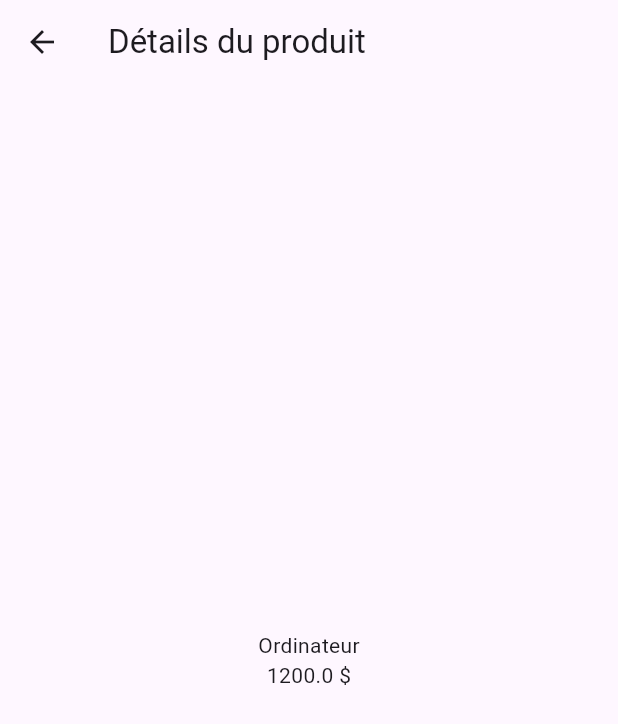
After one commit to Aftisse/Flutter_app_produits, a Flutter app: the screen it shows after launch, after a tap on "Voir", on a phone screen of 412 x 824 dp. The commit adds this screen. Shown: the top 724 px of the screen. Run offline on Flutter 3.47's test engine with Material 3 defaults, Android fonts, the phone set to English and light mode, and no system bars.

Commit message:
Ajout des boutons et  navigation

```diff
--- /dev/null
+++ b/lib/pages/details_produit_page.dart
@@ -0,0 +1,30 @@
+import 'package:flutter/material.dart';
+
+class DetailsProduitPage extends StatelessWidget {
+  final String nom;
+  final double prix;
+
+  const DetailsProduitPage({
+    super.key,
+    required this.nom,
+    required this.prix,
+  });
+
+  @override
+  Widget build(BuildContext context) {
+    return Scaffold(
+      appBar: AppBar(
+        title: const Text('Détails du produit'),
+      ),
+      body: Center(
+        child: Column(
+          mainAxisAlignment: MainAxisAlignment.center,
+          children: [
+            Text(nom),
+            Text('$prix \$'),
+          ],
+        ),
+      ),
+    );
+  }
+}
--- a/lib/pages/liste_produits_page.dart
+++ b/lib/pages/liste_produits_page.dart
@@ -1,5 +1,6 @@
 import 'package:flutter/material.dart';
 import '../models/produit.dart';
+import 'details_produit_page.dart';
 
 class ListeProduitsPage extends StatelessWidget {
   ListeProduitsPage({super.key});
@@ -33,10 +34,28 @@ class ListeProduitsPage extends StatelessWidget {
         itemBuilder: (context, index) {
           final produit = produits[index];
 
-          return ListTile(
-            title: Text(produit.nom),
-            subtitle: Text('${produit.prix} \$'),
-          );
+          return Card(
+  elevation: 3,
+  margin: const EdgeInsets.all(10),
+  child: ListTile(
+    title: Text(produit.nom),
+    subtitle: Text('${produit.prix} \$'),
+    trailing: ElevatedButton(
+      onPressed: () {
+        Navigator.push(
+          context,
+          MaterialPageRoute(
+            builder: (context) => DetailsProduitPage(
+              nom: produit.nom,
+              prix: produit.prix,
+            ),
+          ),
+        );
+      },
+      child: const Text('Voir'),
+    ),
+  ),
+);
         },
       ),
     );
```
